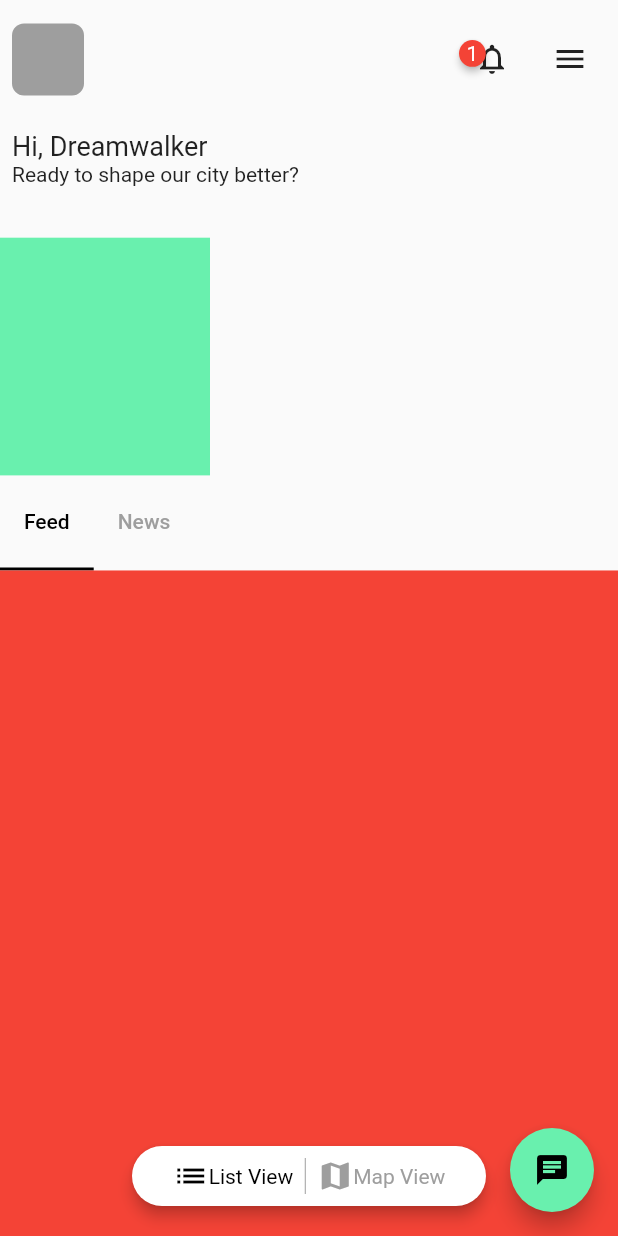
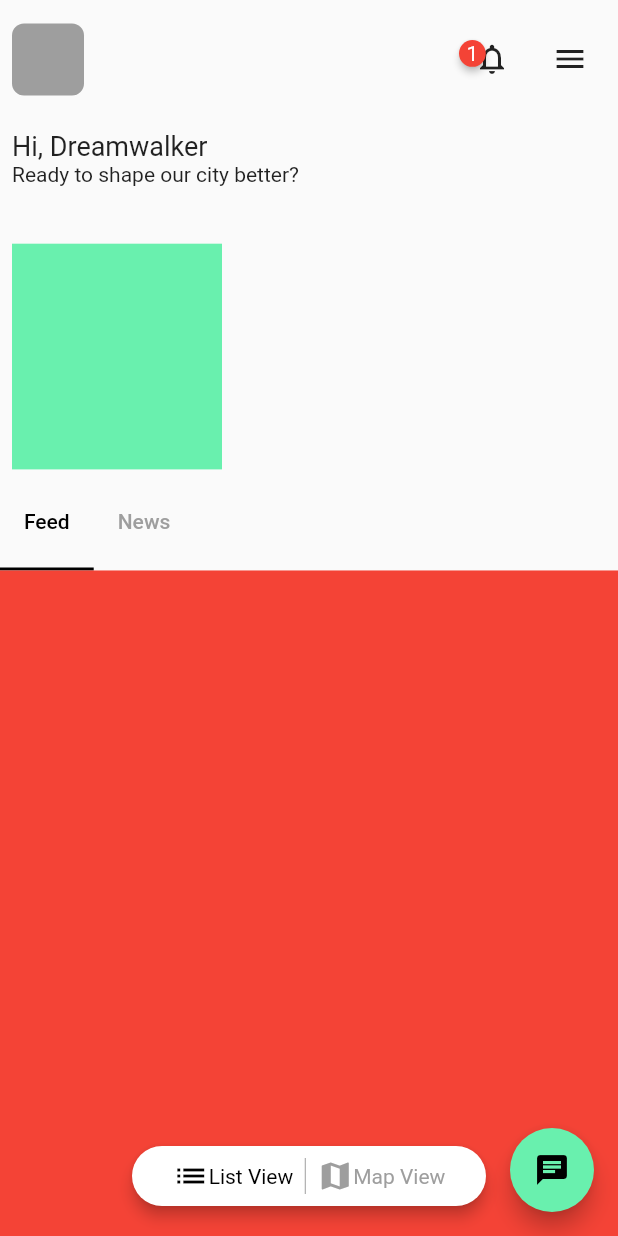
Before and after one commit to JAICHANGPARK/flutter_notebook_11th_story, a Flutter app: the screen it shows after launch, on a phone screen of 412 x 824 dp. Run offline on Flutter 3.47's test engine with Material 2 defaults, Android fonts, the phone set to English and light mode, and no system bars; drawn by our look-alikes of badges; our stand-ins replace backdrop, flutter_inner_drawer, flutter_slidable, flutter_swiper, google_fonts.

Commit message:
Update irys_home_page.dart

```diff
--- a/lib/ep727_irys_mobile_app/ui/irys_home_page.dart
+++ b/lib/ep727_irys_mobile_app/ui/irys_home_page.dart
@@ -87,18 +87,21 @@ class _IrysHomePageState extends State<IrysHomePage> with SingleTickerProviderSt
                                 ],
                               ),
                             )),
-                        Expanded(flex: 6,
+                        Expanded(
+                            flex: 6,
+                            child: Padding(
+                              padding: const EdgeInsets.only(left: 8, bottom: 4, top: 4),
                               child: ListView(
                                 scrollDirection: Axis.horizontal,
                                 children: [
                                   Container(
                                     width: 140,
-                                  decoration:BoxDecoration(
+                                    decoration: BoxDecoration(
                                       color: Colors.greenAccent,
                                     ),
                                   ),
-
                                 ],
+                              ),
                             )),
                       ],
                     )),
```
Lines whose indentation alone changed are shown as unchanged.
